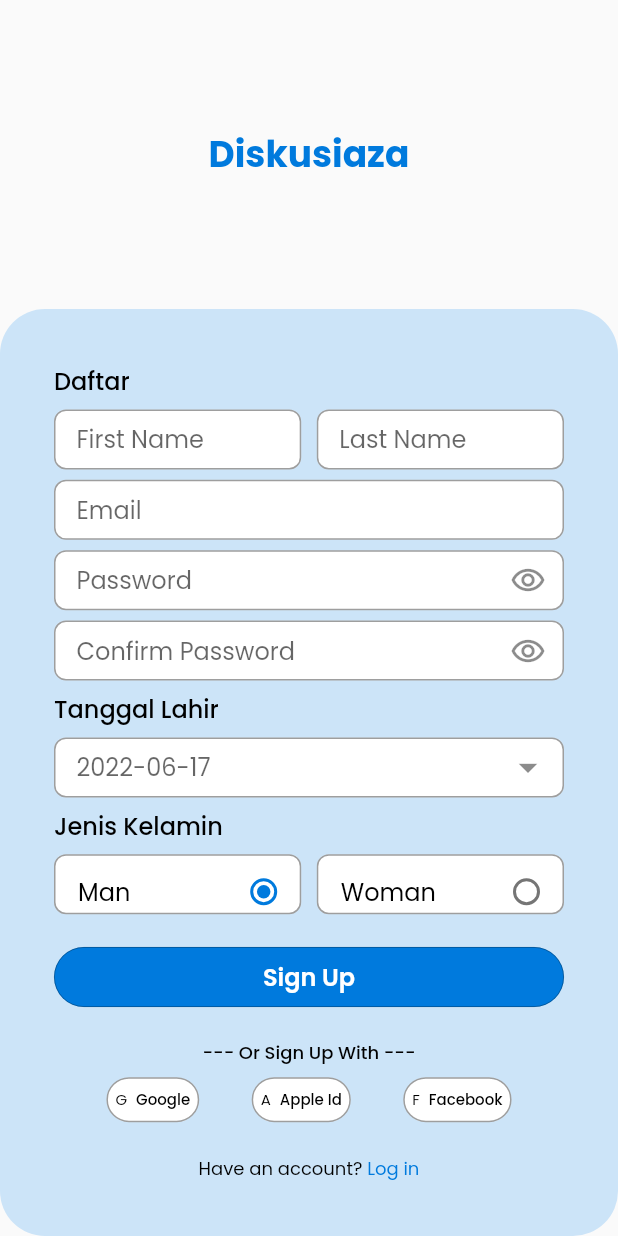
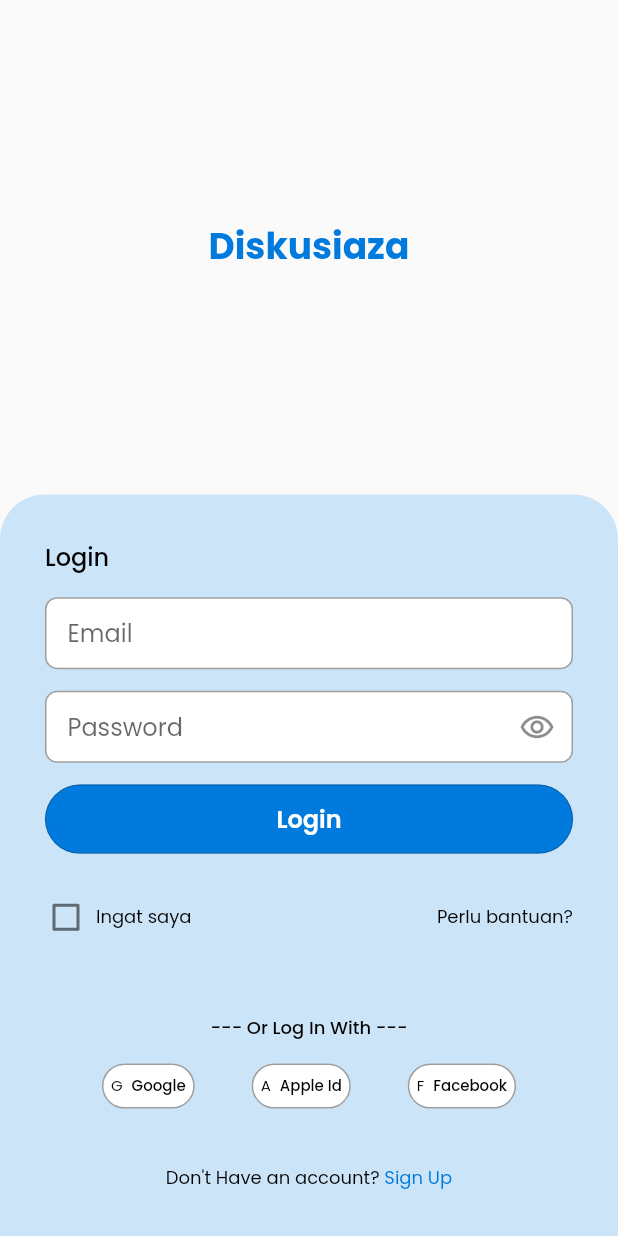
Before and after one commit to KelompokBesar32/Diskusiaza-FE-MOBILE, a Flutter app: the screen it shows after launch, on a phone screen of 412 x 824 dp. Run offline on Flutter 3.47's test engine with Material 2 defaults, Android fonts, the phone set to English and light mode, and no system bars; drawn by our look-alikes of datetime_picker_formfield; our stand-ins replace google_fonts, lottie.

Commit message:
fix bug height textfiled after validate

```diff
--- a/diskusiaza_mobile/lib/main.dart
+++ b/diskusiaza_mobile/lib/main.dart
@@ -1,3 +1,5 @@
+import 'package:diskusiaza_mobile/screen/login/login_screen.dart';
+import 'package:diskusiaza_mobile/screen/register/register_screen.dart';
 import 'package:diskusiaza_mobile/screen/splash_screen.dart';
 import 'package:flutter/material.dart';
 
@@ -8,7 +10,6 @@ void main() {
 class MyApp extends StatelessWidget {
   const MyApp({Key? key}) : super(key: key);
 
-  // This widget is the root of your application.
   @override
   Widget build(BuildContext context) {
     return MaterialApp(
@@ -19,7 +20,12 @@ class MyApp extends StatelessWidget {
         backgroundColor: Colors.white,
       ),
       debugShowCheckedModeBanner: false,
-      home: const SplashScreen(),
+      initialRoute: '/',
+      routes: {
+        '/': (context) => const SplashScreen(),
+        '/login': (context) => const LoginScreen(),
+        '/register': (context) => const RegisterScreen(),
+      },
     );
   }
 }
--- a/diskusiaza_mobile/lib/screen/login/login_screen.dart
+++ b/diskusiaza_mobile/lib/screen/login/login_screen.dart
@@ -1,64 +1,203 @@
-// import 'package:diskusiaza_mobile/shared/constant.dart';
-// import 'package:flutter/material.dart';
+import 'package:diskusiaza_mobile/shared/constant.dart';
+import 'package:diskusiaza_mobile/widgets/button_primary.dart';
+import 'package:diskusiaza_mobile/widgets/input_date_picker.dart';
+import 'package:diskusiaza_mobile/widgets/input_gender_picker.dart';
+import 'package:diskusiaza_mobile/widgets/input_text_field.dart';
+import 'package:flutter/material.dart';
 
-// class LoginScreen extends StatefulWidget {
-//   const LoginScreen({Key? key}) : super(key: key);
+class LoginScreen extends StatefulWidget {
+  const LoginScreen({Key? key}) : super(key: key);
 
-//   @override
-//   State<LoginScreen> createState() => _LoginScreenState();
-// }
+  @override
+  State<LoginScreen> createState() => _LoginScreenState();
+}
 
-// class _LoginScreenState extends State<LoginScreen> {
-//   @override
-//   Widget build(BuildContext context) {
-//     var mediaQueryData = MediaQuery.of(context);
-//     var height = mediaQueryData.size.height;
-//     var width = mediaQueryData.size.width;
+class _LoginScreenState extends State<LoginScreen> {
+  final _formKey = GlobalKey<FormState>();
+  final emailController = TextEditingController();
+  final passwordController = TextEditingController();
+  bool isRemember = false;
 
-//     return Scaffold(
-//       body: Column(
-//         children: [
-//           Expanded(
-//             child: Column(
-//               children: [
-//                 SizedBox(
-//                   height: height * 0.3,
-//                   width: width,
-//                   child: Center(
-//                     child: Text(
-//                       'Diskusiaza',
-//                       style: poppinsBold,
-//                     ),
-//                   ),
-//                 ),
-//                 SizedBox(
-//                   height: height * 0.7,
-//                   width: width,
-//                   child: Container(
-//                     decoration: BoxDecoration(
-//                       borderRadius: BorderRadius.circular(30),
-//                       color: background,
-//                     ),
-//                     padding: const EdgeInsets.all(36.0),
-//                     child: Column(
-//                       crossAxisAlignment: CrossAxisAlignment.start,
-//                       children: [
-//                         Text(
-//                           'Daftar',
-//                           style: poppinsRegular,
-//                         ),
-//                         Row(
-//                           children: [],
-//                         ),
-//                       ],
-//                     ),
-//                   ),
-//                 ),
-//               ],
-//             ),
-//           ),
-//         ],
-//       ),
-//     );
-//   }
-// }
+  @override
+  void dispose() {
+    emailController.dispose();
+    passwordController.dispose();
+    super.dispose();
+  }
+
+  @override
+  Widget build(BuildContext context) {
+    var mediaQueryData = MediaQuery.of(context);
+    var height = mediaQueryData.size.height;
+    var width = mediaQueryData.size.width;
+
+    return Scaffold(
+      resizeToAvoidBottomInset: false,
+      body: SafeArea(
+        child: Stack(
+          children: [
+            SizedBox(
+              height: height * 0.4,
+              width: width,
+              child: Center(
+                child: Text(
+                  'Diskusiaza',
+                  style: poppinsBold(24, infoColor),
+                ),
+              ),
+            ),
+            Align(
+              alignment: Alignment.bottomCenter,
+              child: Container(
+                height: height * 0.6,
+                width: width,
+                decoration: const BoxDecoration(
+                  borderRadius: BorderRadius.only(
+                    topLeft: Radius.circular(30),
+                    topRight: Radius.circular(30),
+                  ),
+                  color: backgroundPrimaryColor,
+                ),
+                padding: const EdgeInsets.all(30.0),
+                child: Form(
+                  key: _formKey,
+                  child: Column(
+                    crossAxisAlignment: CrossAxisAlignment.start,
+                    mainAxisAlignment: MainAxisAlignment.spaceBetween,
+                    children: [
+                      Text(
+                        'Login',
+                        style: poppinsRegular(16, Colors.black),
+                      ),
+                      InputTextField(
+                        controller: emailController,
+                        hintText: 'Email',
+                        suffix: false,
+                      ),
+                      InputTextField(
+                        controller: passwordController,
+                        hintText: 'Password',
+                        suffix: true,
+                      ),
+                      ButtonPrimary(
+                        width: width,
+                        label: 'Login',
+                        onCreate: () {
+                          if (_formKey.currentState!.validate()) {
+                            print('Success');
+                          }
+                        },
+                      ),
+                      ListTile(
+                        contentPadding: const EdgeInsets.all(0),
+                        leading: Transform.translate(
+                          offset: const Offset(-10, 0),
+                          child: Checkbox(
+                            value: isRemember,
+                            activeColor: infoColor,
+                            onChanged: (value) {
+                              setState(() {
+                                isRemember = value!;
+                              });
+                            },
+                          ),
+                        ),
+                        title: Transform.translate(
+                          offset: const Offset(-30, 0),
+                          child: Text(
+                            'Ingat saya',
+                            style: poppinsLight(
+                              12,
+                              Colors.black,
+                            ),
+                          ),
+                        ),
+                        trailing: Text(
+                          'Perlu bantuan?',
+                          style: poppinsLight(
+                            12,
+                            Colors.black,
+                          ),
+                        ),
+                      ),
+                      const SizedBox(height: 8),
+                      Align(
+                        alignment: Alignment.center,
+                        child: Text(
+                          '--- Or Log In With ---',
+                          style: poppinsRegular(12, Colors.black),
+                        ),
+                      ),
+                      Row(
+                        mainAxisAlignment: MainAxisAlignment.spaceEvenly,
+                        children: [
+                          addOnSignUp('G', 'Google'),
+                          addOnSignUp('A', 'Apple Id'),
+                          addOnSignUp('F', 'Facebook'),
+                        ],
+                      ),
+                      const SizedBox(height: 8),
+                      Row(
+                        mainAxisAlignment: MainAxisAlignment.center,
+                        children: [
+                          Text(
+                            'Don\'t Have an account? ',
+                            style: poppinsLight(12, Colors.black),
+                          ),
+                          GestureDetector(
+                            onTap: () {
+                              Navigator.of(context).pushNamed('/register');
+                            },
+                            child: Text(
+                              'Sign Up',
+                              style: poppinsLight(12, infoColor),
+                            ),
+                          ),
+                        ],
+                      ),
+                    ],
+                  ),
+                ),
+              ),
+            ),
+          ],
+        ),
+      ),
+    );
+  }
+
+  Container addOnSignUp(String logo, String value) {
+    return Container(
+      height: 30,
+      padding: const EdgeInsets.symmetric(horizontal: 5),
+      decoration: BoxDecoration(
+        color: Colors.white,
+        borderRadius: BorderRadius.circular(30),
+        border: Border.all(
+          color: Colors.black38,
+          width: 1,
+        ),
+      ),
+      child: Row(
+        mainAxisAlignment: MainAxisAlignment.spaceBetween,
+        children: [
+          Text(
+            logo,
+            style: poppinsLight(
+              10,
+              Colors.black,
+            ),
+          ),
+          const SizedBox(width: 6),
+          Text(
+            value,
+            style: poppinsRegular(
+              10,
+              Colors.black,
+            ),
+          ),
+        ],
+      ),
+    );
+  }
+}
--- a/diskusiaza_mobile/lib/screen/register/register_screen.dart
+++ b/diskusiaza_mobile/lib/screen/register/register_screen.dart
@@ -44,7 +44,7 @@ class _RegisterScreenState extends State<RegisterScreen> {
         child: Stack(
           children: [
             SizedBox(
-              height: height * 0.25,
+              height: height * 0.20,
               width: width,
               child: Center(
                 child: Text(
@@ -56,13 +56,16 @@ class _RegisterScreenState extends State<RegisterScreen> {
             Align(
               alignment: Alignment.bottomCenter,
               child: Container(
-                height: height * 0.75,
+                height: height * 0.80,
                 width: width,
-                decoration: BoxDecoration(
-                  borderRadius: BorderRadius.circular(30),
+                decoration: const BoxDecoration(
+                  borderRadius: BorderRadius.only(
+                    topLeft: Radius.circular(30),
+                    topRight: Radius.circular(30),
+                  ),
                   color: backgroundPrimaryColor,
                 ),
-                padding: const EdgeInsets.all(36.0),
+                padding: const EdgeInsets.all(30.0),
                 child: Form(
                   key: _formKey,
                   child: Column(
@@ -77,7 +80,7 @@ class _RegisterScreenState extends State<RegisterScreen> {
                         mainAxisAlignment: MainAxisAlignment.spaceBetween,
                         children: [
                           SizedBox(
-                            width: width * 0.4,
+                            width: width * 0.42,
                             child: InputTextField(
                               controller: firstNameController,
                               hintText: 'First Name',
@@ -85,7 +88,7 @@ class _RegisterScreenState extends State<RegisterScreen> {
                             ),
                           ),
                           SizedBox(
-                            width: width * 0.4,
+                            width: width * 0.42,
                             child: InputTextField(
                               controller: lastNameController,
                               hintText: 'Last Name',
@@ -156,7 +159,9 @@ class _RegisterScreenState extends State<RegisterScreen> {
                             style: poppinsLight(12, Colors.black),
                           ),
                           GestureDetector(
-                            onTap: () {},
+                            onTap: () {
+                              Navigator.of(context).pushNamed('/login');
+                            },
                             child: Text(
                               'Log in',
                               style: poppinsLight(12, infoColor),
--- a/diskusiaza_mobile/lib/screen/splash_screen.dart
+++ b/diskusiaza_mobile/lib/screen/splash_screen.dart
@@ -1,8 +1,6 @@
 import 'package:diskusiaza_mobile/screen/login/login_screen.dart';
-import 'package:diskusiaza_mobile/screen/register/register_screen.dart';
 import 'package:flutter/material.dart';
 import 'package:lottie/lottie.dart';
-import 'home_screen.dart';
 
 class SplashScreen extends StatefulWidget {
   const SplashScreen({key}) : super(key: key);
@@ -17,7 +15,7 @@ class _SplashScreenState extends State<SplashScreen> {
     // set time to load the new page
     Future.delayed(const Duration(seconds: 5), () {
       Navigator.pushReplacement(context,
-          MaterialPageRoute(builder: (context) => const RegisterScreen()));
+          MaterialPageRoute(builder: (context) => const LoginScreen()));
     });
     super.initState();
   }
--- a/diskusiaza_mobile/lib/widgets/button_primary.dart
+++ b/diskusiaza_mobile/lib/widgets/button_primary.dart
@@ -17,7 +17,7 @@ class ButtonPrimary extends StatelessWidget {
   Widget build(BuildContext context) {
     return SizedBox(
       width: width,
-      height: 40,
+      height: 46,
       child: TextButton(
         style: ButtonStyle(
           backgroundColor: MaterialStateProperty.all<Color>(infoColor),
--- a/diskusiaza_mobile/lib/widgets/input_date_picker.dart
+++ b/diskusiaza_mobile/lib/widgets/input_date_picker.dart
@@ -16,7 +16,7 @@ class InputDatePicker extends StatelessWidget {
     final formatter = DateFormat('yyyy-MM-dd');
 
     return SizedBox(
-      height: 40,
+      height: 46,
       child: DateTimeField(
         controller: dateController,
         format: formatter,
--- a/diskusiaza_mobile/lib/widgets/input_gender_picker.dart
+++ b/diskusiaza_mobile/lib/widgets/input_gender_picker.dart
@@ -24,8 +24,8 @@ class _GenderPickerState extends State<GenderPicker> {
       mainAxisAlignment: MainAxisAlignment.spaceBetween,
       children: [
         Container(
-          width: widget.width * 0.4,
-          height: 40,
+          width: widget.width * 0.42,
+          height: 46,
           padding: const EdgeInsets.only(left: 15),
           decoration: BoxDecoration(
             color: Colors.white,
@@ -58,8 +58,8 @@ class _GenderPickerState extends State<GenderPicker> {
           ),
         ),
         Container(
-          width: widget.width * 0.4,
-          height: 40,
+          width: widget.width * 0.42,
+          height: 46,
           padding: const EdgeInsets.only(left: 15),
           decoration: BoxDecoration(
             color: Colors.white,
--- a/diskusiaza_mobile/lib/widgets/input_text_field.dart
+++ b/diskusiaza_mobile/lib/widgets/input_text_field.dart
@@ -16,9 +16,7 @@ class InputTextField extends StatelessWidget {
   @override
   Widget build(BuildContext context) {
     bool isHidden = false;
-    return SizedBox(
-      height: 40,
-      child: TextFormField(
+    return TextFormField(
       autofocus: false,
       controller: controller,
       keyboardType: TextInputType.text,
@@ -31,7 +29,7 @@ class InputTextField extends StatelessWidget {
       onSaved: (value) {
         controller.text = value!;
       },
-        textInputAction: TextInputAction.done,
+      textInputAction: TextInputAction.next,
       style: poppinsLight(16, Colors.black),
       decoration: InputDecoration(
         fillColor: Colors.white,
@@ -72,7 +70,6 @@ class InputTextField extends StatelessWidget {
           ),
         ),
       ),
-      ),
     );
   }
 }
```
Lines whose indentation alone changed are shown as unchanged.
